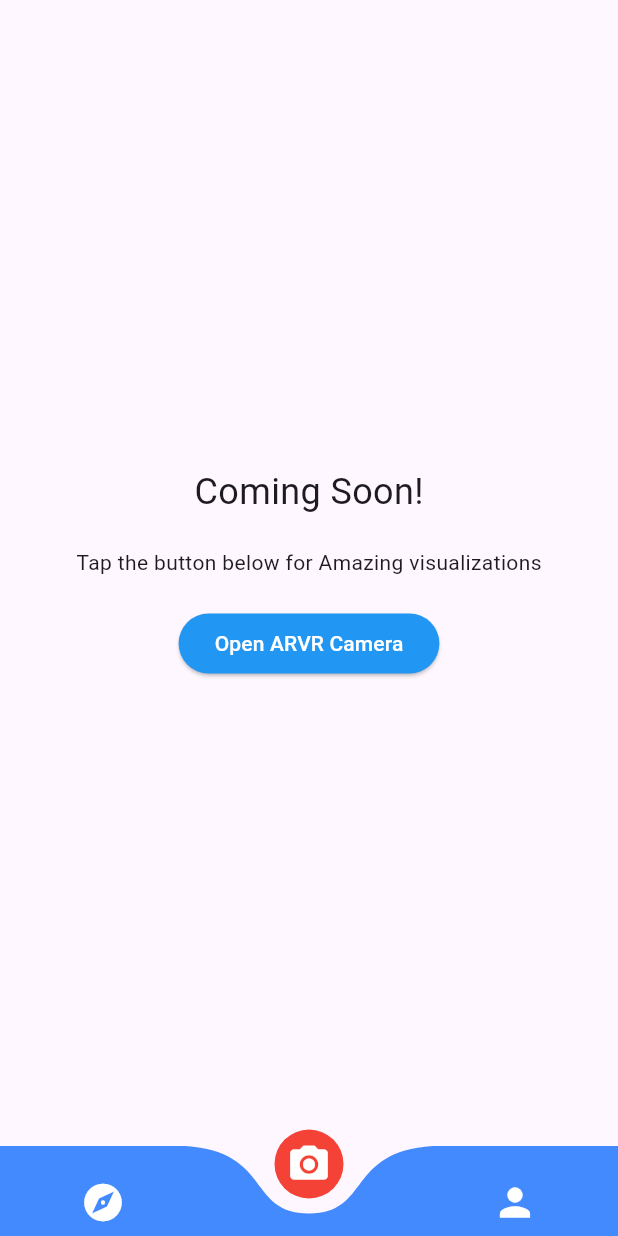
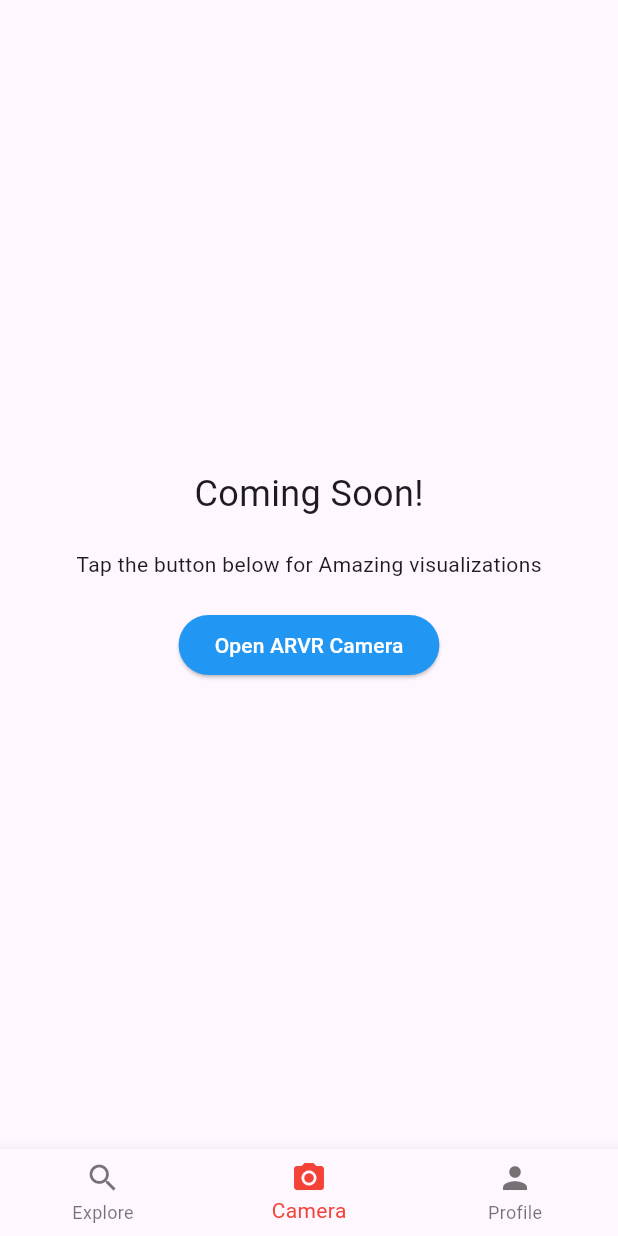
Before and after one commit to chinmaykatdare05/Real-Estate-Immersion, a Flutter app: the HomePage screen opened directly, item 2 of the bottom bar chosen, on a phone screen of 412 x 824 dp. Run offline on Flutter 3.47's test engine with Material 3 defaults, Android fonts, the phone set to English and light mode, and no system bars; drawn by our look-alikes of curved_navigation_bar; our stand-ins replace cloud_firestore, firebase_auth, firebase_core, fluttertoast, google_fonts; accounts and stored records are empty.

```diff
--- a/lib/pages/home/home.dart
+++ b/lib/pages/home/home.dart
@@ -1,24 +1,39 @@
-// ignore_for_file: library_private_types_in_public_api
+import 'package:flutter/material.dart';
+import 'package:flutter03/pages/home/camera.dart';
+import 'package:flutter03/pages/home/explore.dart';
+import 'package:flutter03/pages/home/profile.dart';
 
-import 'package:flutter/material.dart';
-import 'package:curved_navigation_bar/curved_navigation_bar.dart';
-import 'explore.dart';
-import 'camera.dart';
-import 'profile.dart';
+void main() {
+  runApp(const MyApp());
+}
+
+class MyApp extends StatelessWidget {
+  const MyApp({super.key});
+
+  @override
+  Widget build(BuildContext context) {
+    return MaterialApp(
+      title: 'Navigation Bar Example',
+      theme: ThemeData(
+        primarySwatch: Colors.blue,
+      ),
+      home: const HomePage(),
+    );
+  }
+}
 
 class HomePage extends StatefulWidget {
   const HomePage({super.key});
 
   @override
-  _HomePageState createState() => _HomePageState();
+  State<HomePage> createState() => _HomePageState();
 }
 
 class _HomePageState extends State<HomePage> {
   int _selectedIndex = 0; // Tracks which tab is selected
 
-  // List of pages corresponding to each tab
   final List<Widget> _pages = [
-    ExplorePage(), // The Explore page
+    ExplorePage(), // Explore page
     const CameraPage(), // The Camera page
     const ProfileScreen(), // The Profile page
   ];
@@ -33,37 +48,27 @@ class _HomePageState extends State<HomePage> {
   @override
   Widget build(BuildContext context) {
     return Scaffold(
-      body: IndexedStack(
-        index: _selectedIndex, // Manages the screen based on the selected index
-        children: _pages,
-      ),
-      bottomNavigationBar: CurvedNavigationBar(
-        index: _selectedIndex,
-        height: 60.0,
-        items: <Widget>[
-          Icon(
-            Icons.explore,
-            size: 30,
-            color: _selectedIndex == 0 ? Colors.white : Colors.white,
+      body: _pages[_selectedIndex], // Display the selected page
+      bottomNavigationBar: BottomNavigationBar(
+        currentIndex: _selectedIndex, // Highlight the selected item
+        onTap: _onItemTapped, // Handle navigation
+        type: BottomNavigationBarType.fixed, // Keeps all items visible
+        selectedItemColor: Colors.red, // Active item color
+        unselectedItemColor: Colors.black54, // Inactive item color
+        items: const [
+          BottomNavigationBarItem(
+            icon: Icon(Icons.search),
+            label: 'Explore',
           ),
-          Icon(
-            Icons.photo_camera,
-            size: 30,
-            color: _selectedIndex == 1 ? Colors.white : Colors.white,
+          BottomNavigationBarItem(
+            icon: Icon(Icons.camera_alt),
+            label: 'Camera',
           ),
-          Icon(
-            Icons.person,
-            size: 30,
-            color: _selectedIndex == 2 ? Colors.white : Colors.white,
+          BottomNavigationBarItem(
+            icon: Icon(Icons.person),
+            label: 'Profile',
           ),
         ],
-        color: Colors.blueAccent,
-        buttonBackgroundColor: Colors.red,
-        backgroundColor: Colors.transparent,
-        animationCurve: Curves.easeInOut,
-        animationDuration: const Duration(milliseconds: 600),
-        onTap: _onItemTapped,
-        letIndexChange: (index) => true,
       ),
     );
   }
```
Also changed, not shown: lib/pages/home/explore.dart (+10 -44 lines), lib/pages/home/profile.dart (+186 -53 lines), pubspec.yaml (+8 -5 lines), assets/fonts/Poppins-Black.ttf (deleted), assets/fonts/Poppins-Regular.ttf (deleted).
